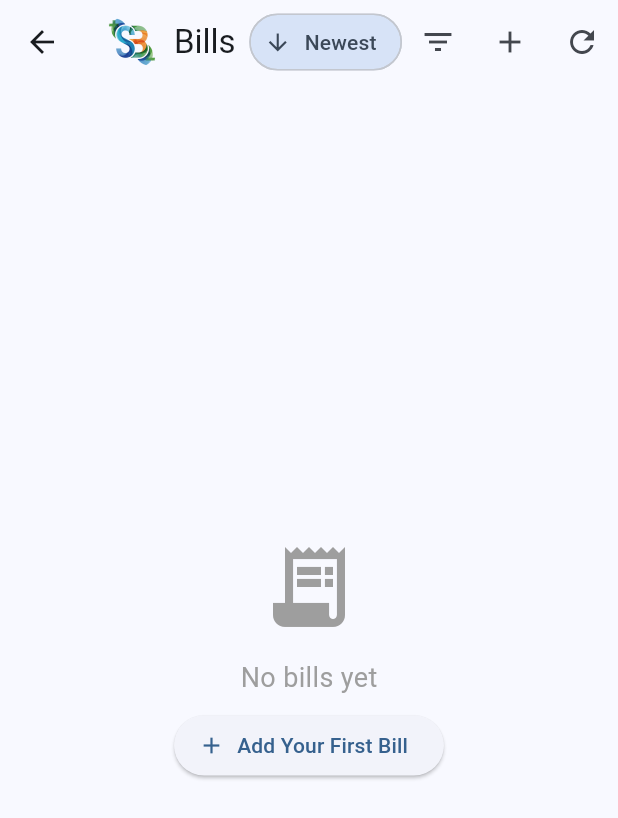
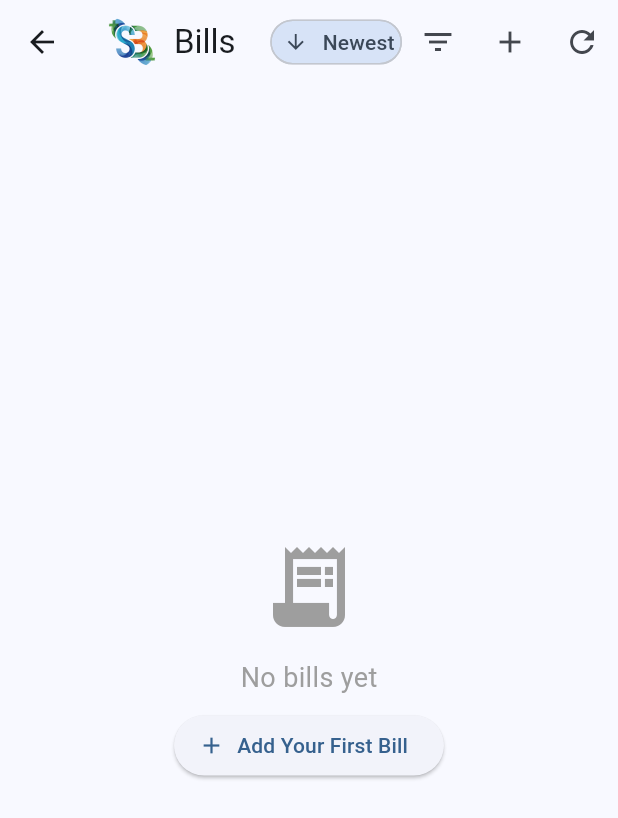
Before and after one commit to allapcallapc/SplitBalance, a Flutter app: the BillsListScreen screen opened directly, on a phone screen of 412 x 824 dp. Shown: the top 818 px of the screen. Run offline on Flutter 3.47's test engine with Material 3 defaults, Android fonts, the phone set to English and light mode, and no system bars; our stand-ins replace package_info_plus, shared_preferences, supabase_flutter; missing offline and left inert: dart:html, dart:ui_web; accounts and stored records are empty; network calls fail.

Commit message:
fix: bills screen title overlapping the sort chip
The app bar's title (logo + "Bills") had no way to shrink, so on
narrow screens or longer locale strings (e.g. French's "Plus ancien")
it overflowed behind the new sort chip instead of truncating. Wrap the
title text in Flexible with an ellipsis, and shrink the chip's padding
and shorten its French labels so both fit comfortably.

Co-Authored-By: Claude Sonnet 5 <noreply@anthropic.com>
Claude-Session: https://claude.ai/code/session_01FDuApdV9HMoHAKLNyQeV4v

```diff
--- a/lib/screens/bills_list_screen.dart
+++ b/lib/screens/bills_list_screen.dart
@@ -408,7 +408,15 @@ class _BillsListScreenState extends State<BillsListScreen>
               width: 32,
             ),
             const SizedBox(width: 12),
-            Text(l10n.bills),
+            // Flexible so a long sort label doesn't push the title into
+            // overflowing behind the actions on narrow screens/locales; it
+            // truncates with an ellipsis instead.
+            Flexible(
+              child: Text(
+                l10n.bills,
+                overflow: TextOverflow.ellipsis,
+              ),
+            ),
           ],
         ),
         actions: [
@@ -420,13 +428,17 @@ class _BillsListScreenState extends State<BillsListScreen>
                   billsProvider.sortAscending
                       ? Icons.arrow_upward
                       : Icons.arrow_downward,
-                  size: 18,
+                  size: 16,
                   color: Theme.of(context).colorScheme.onSecondaryContainer,
                 ),
                 label: Text(_sortLabel(l10n, billsProvider)),
                 labelStyle: TextStyle(
                   color: Theme.of(context).colorScheme.onSecondaryContainer,
                 ),
+                labelPadding: const EdgeInsets.only(left: 2, right: 4),
+                padding: EdgeInsets.zero,
+                visualDensity: VisualDensity.compact,
+                materialTapTargetSize: MaterialTapTargetSize.shrinkWrap,
                 backgroundColor:
                     Theme.of(context).colorScheme.secondaryContainer,
                 shape: const StadiumBorder(side: BorderSide.none),
```
Also changed, not shown: lib/l10n/app_fr.arb (+4 -4 lines), lib/l10n/app_localizations_fr.dart (+4 -4 lines).
